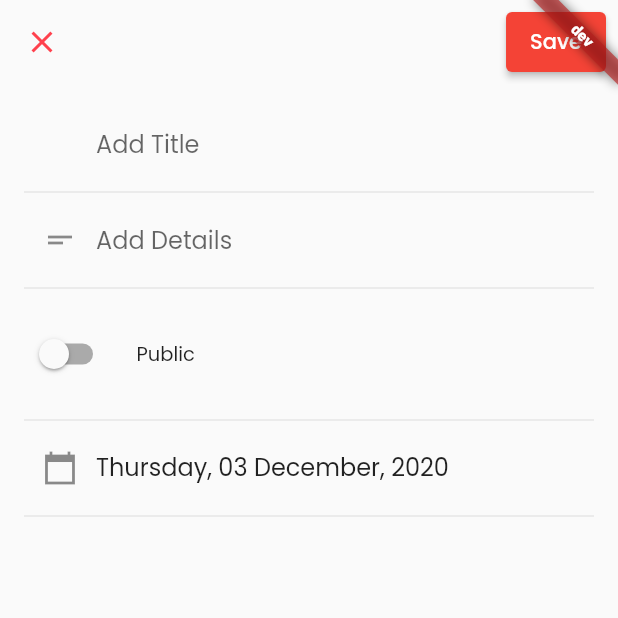
After one commit to lohanidamodar/flutter_events_2021, a Flutter app: the AddEventPage screen opened by its route, on a phone screen of 412 x 824 dp, the top half of it. The commit adds this screen. Run offline on Flutter 3.47's test engine with Material 2 defaults, Android fonts, the phone set to English and light mode, and no system bars; drawn by our look-alikes of flutter_form_builder; our stand-ins replace cloud_firestore, device_info, firebase_analytics, firebase_auth, firebase_core, firebase_crashlytics and 9 more; missing offline and left inert: firebase_helpers, flutter_auth_buttons; accounts and stored records are empty; statements that could not run were skipped.

Commit message:
add event

```diff
--- a/lib/core/data/res/data_constants.dart
+++ b/lib/core/data/res/data_constants.dart
@@ -2,6 +2,6 @@ class AppDBConstants {
   static const String usersCollection = "users";
   static const String appSettingsCollection = "app_settings";
   static const String usersStorageBucket = "users";
-
+  static const String eventsCollection = "events";
   static const String devicesSubCollection = "devices";
 }
--- a/lib/core/presentation/res/routes.dart
+++ b/lib/core/presentation/res/routes.dart
@@ -1,3 +1,4 @@
+import 'package:firebasestarter/features/events/presentation/pages/add_event.dart';
 import 'package:flutter/material.dart';
 import 'package:flutter/widgets.dart';
 import 'package:firebasestarter/features/auth/presentation/pages/home.dart';
@@ -14,26 +15,29 @@ class AppRoutes {
   static const userInfo = "user_info";
   static const String profile = "profile";
   static const String editProfile = "edit_profile";
+  static const String addEvent = "add_event";
 
   static Route<dynamic> onGenerateRoute(RouteSettings settings) {
     return MaterialPageRoute(
         settings: settings,
         builder: (_) {
           switch (settings.name) {
+            case addEvent:
+              return AddEventPage(selectedDate: settings.arguments,);
             case home:
               return AuthHomePage();
             case userInfo:
               return UserInfoPage();
             case editProfile:
-            return EditProfile(user: settings.arguments,);
+              return EditProfile(
+                user: settings.arguments,
+              );
             case profile:
               return UserProfile();
             case splash:
             default:
               return Splash();
           }
-      }
-    );
-
+        });
   }
 }
--- /dev/null
+++ b/lib/features/events/data/models/app_event.dart
@@ -0,0 +1,105 @@
+import 'dart:convert';
+
+class AppEvent {
+  final String title;
+  final String id;
+  final String description;
+  final DateTime date;
+  final String userId;
+  final bool public;
+  AppEvent({
+    this.title,
+    this.id,
+    this.description,
+    this.date,
+    this.userId,
+    this.public,
+  });
+
+  AppEvent copyWith({
+    String title,
+    String id,
+    String description,
+    DateTime date,
+    String userId,
+    bool public,
+  }) {
+    return AppEvent(
+      title: title ?? this.title,
+      id: id ?? this.id,
+      description: description ?? this.description,
+      date: date ?? this.date,
+      userId: userId ?? this.userId,
+      public: public ?? this.public,
+    );
+  }
+
+  Map<String, dynamic> toMap() {
+    return {
+      'title': title,
+      'id': id,
+      'description': description,
+      'date': date.millisecondsSinceEpoch,
+      'userId': userId,
+      'public': public,
+    };
+  }
+
+  factory AppEvent.fromMap(Map<String, dynamic> map) {
+    if (map == null) return null;
+
+    return AppEvent(
+      title: map['title'],
+      id: map['id'],
+      description: map['description'],
+      date: DateTime.fromMillisecondsSinceEpoch(map['date']),
+      userId: map['userId'],
+      public: map['public'],
+    );
+  }
+  factory AppEvent.fromDS(String id, Map<String, dynamic> data) {
+    if (data == null) return null;
+
+    return AppEvent(
+      title: data['title'],
+      id: id,
+      description: data['description'],
+      date: DateTime.fromMillisecondsSinceEpoch(data['date']),
+      userId: data['user_id'],
+      public: data['public'],
+    );
+  }
+
+  String toJson() => json.encode(toMap());
+
+  factory AppEvent.fromJson(String source) =>
+      AppEvent.fromMap(json.decode(source));
+
+  @override
+  String toString() {
+    return 'AppEvent(title: $title, id: $id, description: $description, date: $date, userId: $userId, public: $public)';
+  }
+
+  @override
+  bool operator ==(Object o) {
+    if (identical(this, o)) return true;
+
+    return o is AppEvent &&
+        o.title == title &&
+        o.id == id &&
+        o.description == description &&
+        o.date == date &&
+        o.userId == userId &&
+        o.public == public;
+  }
+
+  @override
+  int get hashCode {
+    return title.hashCode ^
+        id.hashCode ^
+        description.hashCode ^
+        date.hashCode ^
+        userId.hashCode ^
+        public.hashCode;
+  }
+}
--- /dev/null
+++ b/lib/features/events/data/services/event_firestore_service.dart
@@ -0,0 +1,9 @@
+import 'package:firebase_helpers/firebase_helpers.dart';
+import 'package:firebasestarter/core/data/res/data_constants.dart';
+import 'package:firebasestarter/features/events/data/models/app_event.dart';
+
+final eventDBS = DatabaseService<AppEvent>(
+  AppDBConstants.eventsCollection,
+  fromDS: (id, data) => AppEvent.fromDS(id, data),
+  toMap: (event) => event.toMap(),
+);
--- /dev/null
+++ b/lib/features/events/presentation/pages/add_event.dart
@@ -0,0 +1,119 @@
+import 'package:firebasestarter/core/presentation/providers/providers.dart';
+import 'package:firebasestarter/core/presentation/res/colors.dart';
+import 'package:firebasestarter/features/events/data/models/app_event.dart';
+import 'package:firebasestarter/features/events/data/services/event_firestore_service.dart';
+import 'package:flutter/material.dart';
+import 'package:flutter_form_builder/flutter_form_builder.dart';
+import 'package:intl/intl.dart';
+import 'package:flutter_riverpod/flutter_riverpod.dart';
+
+class AddEventPage extends StatefulWidget {
+  final DateTime selectedDate;
+  final AppEvent event;
+
+  const AddEventPage({Key key, this.selectedDate, this.event})
+      : super(key: key);
+  @override
+  _AddEventPageState createState() => _AddEventPageState();
+}
+
+class _AddEventPageState extends State<AddEventPage> {
+  final _formKey = GlobalKey<FormBuilderState>();
+  @override
+  Widget build(BuildContext context) {
+    return Scaffold(
+      appBar: AppBar(
+        backgroundColor: Colors.transparent,
+        leading: IconButton(
+          icon: Icon(
+            Icons.clear,
+            color: AppColors.primaryColor,
+          ),
+          onPressed: () {
+            Navigator.pop(context);
+          },
+        ),
+        actions: [
+          Padding(
+            padding: const EdgeInsets.all(8.0),
+            child: ElevatedButton(
+              onPressed: () async {
+                //save
+                _formKey.currentState.save();
+                final data =
+                    Map<String, dynamic>.from(_formKey.currentState.value);
+                data["date"] =
+                    (data["date"] as DateTime).millisecondsSinceEpoch;
+                await eventDBS.create({
+                  ...data,
+                  "user_id": context.read(userRepoProvider).user.id,
+                });
+                Navigator.pop(context);
+              },
+              child: Text("Save"),
+            ),
+          )
+        ],
+      ),
+      body: ListView(
+        padding: const EdgeInsets.all(16.0),
+        children: <Widget>[
+          //add event form
+          FormBuilder(
+            key: _formKey,
+            child: Column(
+              children: [
+                FormBuilderTextField(
+                  name: "title",
+                  initialValue: widget.event?.title,
+                  decoration: InputDecoration(
+                      hintText: "Add Title",
+                      border: InputBorder.none,
+                      contentPadding: const EdgeInsets.only(left: 48.0)),
+                ),
+                Divider(),
+                FormBuilderTextField(
+                  name: "description",
+                  initialValue: widget.event?.description,
+                  minLines: 1,
+                  maxLines: 5,
+                  decoration: InputDecoration(
+                      hintText: "Add Details",
+                      border: InputBorder.none,
+                      prefixIcon: Icon(Icons.short_text)),
+                ),
+                Divider(),
+                FormBuilderSwitch(
+                  name: "public",
+                  initialValue: widget.event?.public ?? false,
+                  title: Text("Public"),
+                  controlAffinity: ListTileControlAffinity.leading,
+                  decoration: InputDecoration(
+                    border: InputBorder.none,
+                  ),
+                ),
+                Divider(),
+                FormBuilderDateTimePicker(
+                  name: "date",
+                  initialValue: widget.selectedDate ??
+                      widget.event?.date ??
+                      DateTime.now(),
+                  initialDate: DateTime.now(),
+                  fieldHintText: "Add Date",
+                  initialDatePickerMode: DatePickerMode.day,
+                  inputType: InputType.date,
+                  format: DateFormat('EEEE, dd MMMM, yyyy'),
+                  decoration: InputDecoration(
+                    border: InputBorder.none,
+                    prefixIcon: Icon(Icons.calendar_today_sharp),
+                  ),
+                ),
+                Divider(),
+              ],
+            ),
+          ),
+        ],
+      ),
+    );
+  }
+}
```
Also changed, not shown: lib/features/home/presentation/pages/home.dart (+81 -3 lines), pubspec.yaml (+5 -2 lines), pubspec.lock. Lines whose indentation alone changed are shown as unchanged.
